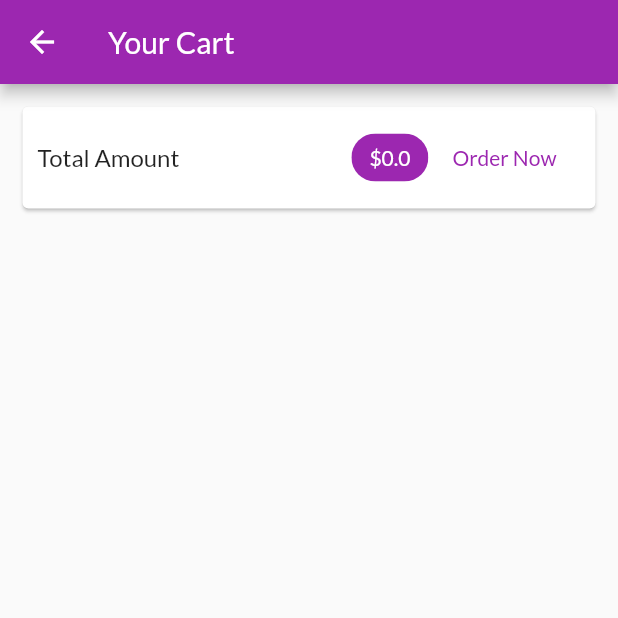
After one commit to nicks101/shop_app, a Flutter app: the CartScreen screen opened by its route, on a phone screen of 412 x 824 dp, the top half of it. The commit adds this screen. Run offline on Flutter 3.47's test engine with Material 2 defaults, Android fonts, the phone set to English and light mode, and no system bars; network calls fail.

Commit message:
cart screen

```diff
--- a/lib/main.dart
+++ b/lib/main.dart
@@ -4,6 +4,7 @@ import 'package:flutter/material.dart';
 
 import './screens/products_overview_screen.dart';
 import './screens/product_detail_screen.dart';
+import './screens/cart_screen.dart';
 import './providers/products.dart';
 import './providers/cart.dart';
 
@@ -34,6 +35,7 @@ class MyApp extends StatelessWidget {
         home: ProductsOverviewScreen(),
         routes: {
           ProductDetailScreen.routeName: (ctx) => ProductDetailScreen(),
+          CartScreen.routeName: (ctx) => CartScreen(),
         },
       ),
     );
--- a/lib/providers/cart.dart
+++ b/lib/providers/cart.dart
@@ -23,6 +23,14 @@ class Cart with ChangeNotifier {
 
   int get cartLength {
     return _items.length;
+  }
+
+  double get totalAmount {
+    double _totalAmount = 0.0;
+    _items.forEach((key, cartItem) {
+      _totalAmount += cartItem.price * cartItem.quatity;
+    });
+    return _totalAmount;
   }
 
   void addItem(
--- /dev/null
+++ b/lib/screens/cart_screen.dart
@@ -0,0 +1,55 @@
+import 'package:provider/provider.dart';
+
+import 'package:flutter/material.dart';
+
+import '../providers/cart.dart';
+
+class CartScreen extends StatelessWidget {
+  static const routeName = '/cart';
+
+  @override
+  Widget build(BuildContext context) {
+    final cart = Provider.of<Cart>(context);
+
+    return Scaffold(
+      appBar: AppBar(
+        title: const Text('Your Cart'),
+      ),
+      body: Column(
+        children: <Widget>[
+          Card(
+            margin: const EdgeInsets.all(15.0),
+            child: Padding(
+              padding: const EdgeInsets.all(10.0),
+              child: Row(
+                children: <Widget>[
+                  Text(
+                    'Total Amount',
+                    style: TextStyle(
+                      fontSize: 16,
+                    ),
+                  ),
+                  Spacer(),
+                  Chip(
+                    label: Text(
+                      '\$${cart.totalAmount}',
+                      style: TextStyle(
+                        color: Theme.of(context).primaryTextTheme.title.color,
+                      ),
+                    ),
+                    backgroundColor: Theme.of(context).primaryColor,
+                  ),
+                  FlatButton(
+                    child: Text('Order Now'),
+                    onPressed: () {},
+                    textColor: Theme.of(context).primaryColor,
+                  ),
+                ],
+              ),
+            ),
+          )
+        ],
+      ),
+    );
+  }
+}
--- a/lib/screens/products_overview_screen.dart
+++ b/lib/screens/products_overview_screen.dart
@@ -4,6 +4,7 @@ import 'package:provider/provider.dart';
 import '../widgets/products_grid.dart';
 import '../widgets/badge.dart';
 import '../providers/cart.dart';
+import './cart_screen.dart';
 
 enum FilterOptions {
   ShowFavorites,
@@ -57,7 +58,9 @@ class _ProductsOverviewScreenState extends State<ProductsOverviewScreen> {
               icon: Icon(
                 Icons.shopping_cart,
               ),
-              onPressed: () {},
+              onPressed: () {
+                Navigator.of(context).pushNamed(CartScreen.routeName);
+              },
             ),
           ),
         ],
```
